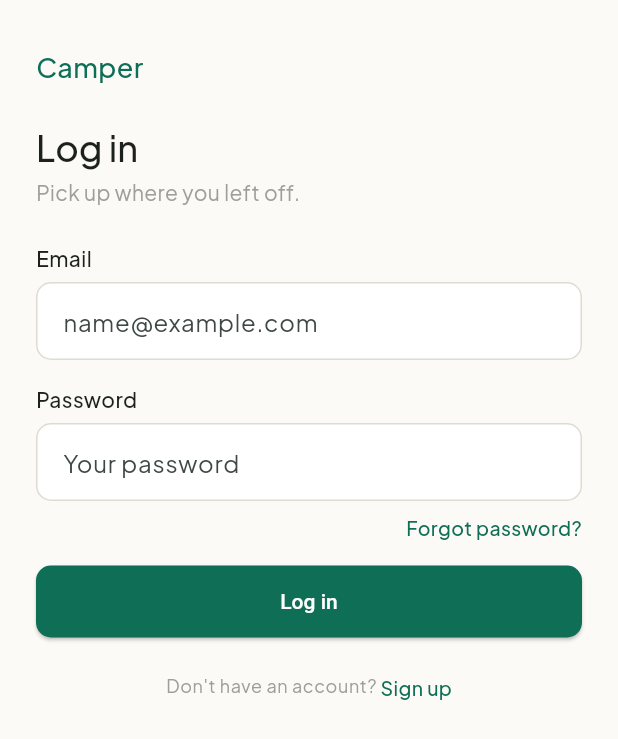
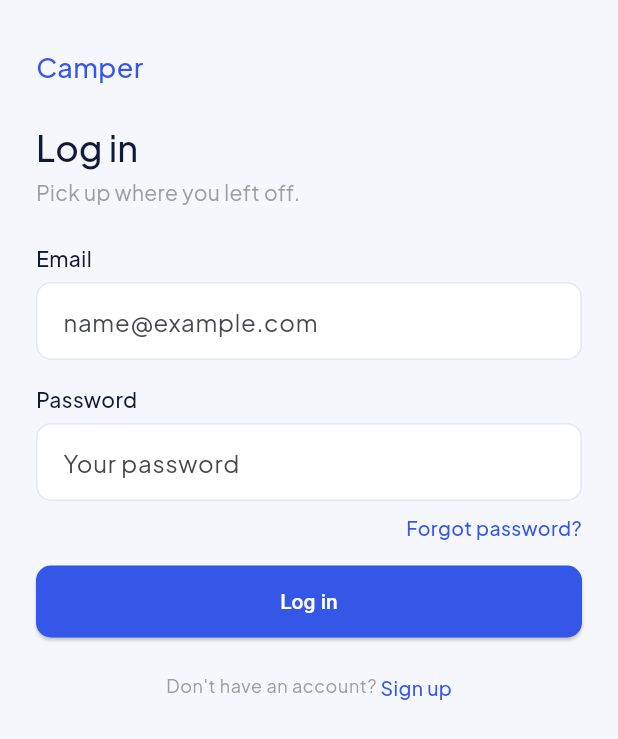
Before and after one commit to rbb81/camphubph, a Flutter app: the screen it shows after launch, after a tap on "Log in", on a phone screen of 412 x 824 dp. Shown: the top 739 px of the screen. Run offline on Flutter 3.47's test engine with Material 3 defaults, Android fonts, the phone set to English and light mode, and no system bars; our stand-ins replace google_fonts, supabase_flutter; accounts and stored records are empty.

Commit message:
Switch brand palette from teal/amber to vivid blue/gold
Replaces the Phase 2 nature-inspired palette with a vivid blue and
gold scheme modeled on a Kidtopia-style reference: AppColors.forest/
forestStrong/forestDark/ember renamed to brand/brandStrong/brandDark/
gold with new hex values, applied across all screens and the auth
layout. Updates the design system notes in docs/ux/wireframes.md to
match.

Co-Authored-By: Claude Sonnet 5 <noreply@anthropic.com>

```diff
--- a/lib/screens/forgot_password_screen.dart
+++ b/lib/screens/forgot_password_screen.dart
@@ -133,7 +133,7 @@ class _ForgotPasswordScreenState extends State<ForgotPasswordScreen> {
                 style: TextStyle(
                   fontSize: 13,
                   fontWeight: FontWeight.w500,
-                  color: isDark ? AppColors.forestDark : AppColors.forest,
+                  color: isDark ? AppColors.brandDark : AppColors.brand,
                 ),
               ),
             ),
--- a/lib/screens/landing_screen.dart
+++ b/lib/screens/landing_screen.dart
@@ -21,7 +21,7 @@ class LandingScreen extends StatelessWidget {
                     style: TextStyle(
                       fontSize: 18,
                       fontWeight: FontWeight.w500,
-                      color: AppColors.forest,
+                      color: AppColors.brand,
                     ),
                   ),
                   const SizedBox(height: 16),
@@ -66,7 +66,7 @@ class LandingScreen extends StatelessWidget {
                             style: TextStyle(
                               fontSize: 13,
                               fontWeight: FontWeight.w500,
-                              color: AppColors.forest,
+                              color: AppColors.brand,
                             ),
                           ),
                         ),
--- a/lib/screens/login_screen.dart
+++ b/lib/screens/login_screen.dart
@@ -127,7 +127,7 @@ class _LoginScreenState extends State<LoginScreen> {
                 style: TextStyle(
                   fontSize: 13,
                   fontWeight: FontWeight.w500,
-                  color: isDark ? AppColors.forestDark : AppColors.forest,
+                  color: isDark ? AppColors.brandDark : AppColors.brand,
                 ),
               ),
             ),
@@ -168,7 +168,7 @@ class _LoginScreenState extends State<LoginScreen> {
                     style: TextStyle(
                       fontSize: 13,
                       fontWeight: FontWeight.w500,
-                      color: isDark ? AppColors.forestDark : AppColors.forest,
+                      color: isDark ? AppColors.brandDark : AppColors.brand,
                     ),
                   ),
                 ),
--- a/lib/screens/register_screen.dart
+++ b/lib/screens/register_screen.dart
@@ -228,7 +228,7 @@ class _RegisterScreenState extends State<RegisterScreen> {
                     style: TextStyle(
                       fontSize: 13,
                       fontWeight: FontWeight.w500,
-                      color: isDark ? AppColors.forestDark : AppColors.forest,
+                      color: isDark ? AppColors.brandDark : AppColors.brand,
                     ),
                   ),
                 ),
--- a/lib/theme/app_theme.dart
+++ b/lib/theme/app_theme.dart
@@ -4,23 +4,23 @@ import 'package:google_fonts/google_fonts.dart';
 class AppColors {
   AppColors._();
 
-  static const forest = Color(0xFF0F6E56);
-  static const forestStrong = Color(0xFF085041);
-  static const ember = Color(0xFFD85A30);
+  static const brand = Color(0xFF3557E8);
+  static const brandStrong = Color(0xFF1B2A63);
+  static const gold = Color(0xFFFFC94D);
   static const danger = Color(0xFFB3261E);
 
-  static const backgroundLight = Color(0xFFFBFAF6);
+  static const backgroundLight = Color(0xFFF6F7FC);
   static const surfaceLight = Color(0xFFFFFFFF);
-  static const surfaceMutedLight = Color(0xFFF1F1EA);
-  static const borderLight = Color(0xFFDEDCD0);
-  static const foregroundLight = Color(0xFF1C211D);
+  static const surfaceMutedLight = Color(0xFFEEF1FB);
+  static const borderLight = Color(0xFFE2E6F5);
+  static const foregroundLight = Color(0xFF12183A);
 
-  static const backgroundDark = Color(0xFF10130F);
-  static const surfaceDark = Color(0xFF191D17);
-  static const surfaceMutedDark = Color(0xFF20241D);
-  static const borderDark = Color(0xFF333830);
-  static const foregroundDark = Color(0xFFECEFE9);
-  static const forestDark = Color(0xFF5DCAA5);
+  static const backgroundDark = Color(0xFF0B1030);
+  static const surfaceDark = Color(0xFF141B45);
+  static const surfaceMutedDark = Color(0xFF1B2456);
+  static const borderDark = Color(0xFF262F66);
+  static const foregroundDark = Color(0xFFEDEFFA);
+  static const brandDark = Color(0xFF5B7CFF);
 }
 
 class AppTheme {
@@ -32,7 +32,7 @@ class AppTheme {
     surface: AppColors.surfaceLight,
     border: AppColors.borderLight,
     foreground: AppColors.foregroundLight,
-    accent: AppColors.forest,
+    accent: AppColors.brand,
   );
 
   static ThemeData get dark => _build(
@@ -41,7 +41,7 @@ class AppTheme {
     surface: AppColors.surfaceDark,
     border: AppColors.borderDark,
     foreground: AppColors.foregroundDark,
-    accent: AppColors.forestDark,
+    accent: AppColors.brandDark,
   );
 
   static ThemeData _build({
@@ -62,9 +62,9 @@ class AppTheme {
       brightness: brightness,
       scaffoldBackgroundColor: background,
       colorScheme: ColorScheme.fromSeed(
-        seedColor: AppColors.forest,
+        seedColor: AppColors.brand,
         brightness: brightness,
-      ).copyWith(primary: accent, secondary: AppColors.ember, error: AppColors.danger),
+      ).copyWith(primary: accent, secondary: AppColors.gold, error: AppColors.danger),
       textTheme: textTheme,
       inputDecorationTheme: InputDecorationTheme(
         filled: true,
--- a/lib/widgets/auth_layout.dart
+++ b/lib/widgets/auth_layout.dart
@@ -33,7 +33,7 @@ class AuthScaffold extends StatelessWidget {
                         style: TextStyle(
                           fontSize: 18,
                           fontWeight: FontWeight.w500,
-                          color: isDark ? AppColors.forestDark : AppColors.forest,
+                          color: isDark ? AppColors.brandDark : AppColors.brand,
                         ),
                       ),
                       const SizedBox(height: 24),
@@ -78,7 +78,7 @@ class BrandPanel extends StatelessWidget {
   @override
   Widget build(BuildContext context) {
     final isDark = Theme.of(context).brightness == Brightness.dark;
-    final panelColor = isDark ? AppColors.forestStrong : AppColors.forest;
+    final panelColor = isDark ? AppColors.brandStrong : AppColors.brand;
 
     return Container(
       color: panelColor,
```
Also changed, not shown: lib/screens/home_screen.dart (+9 -9 lines), 1 other file.
